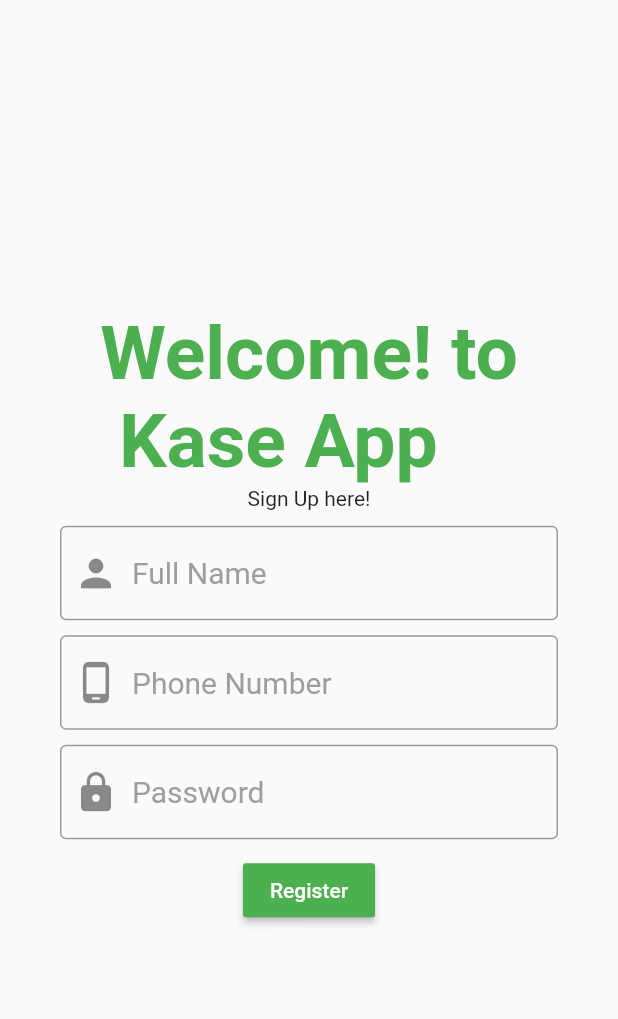
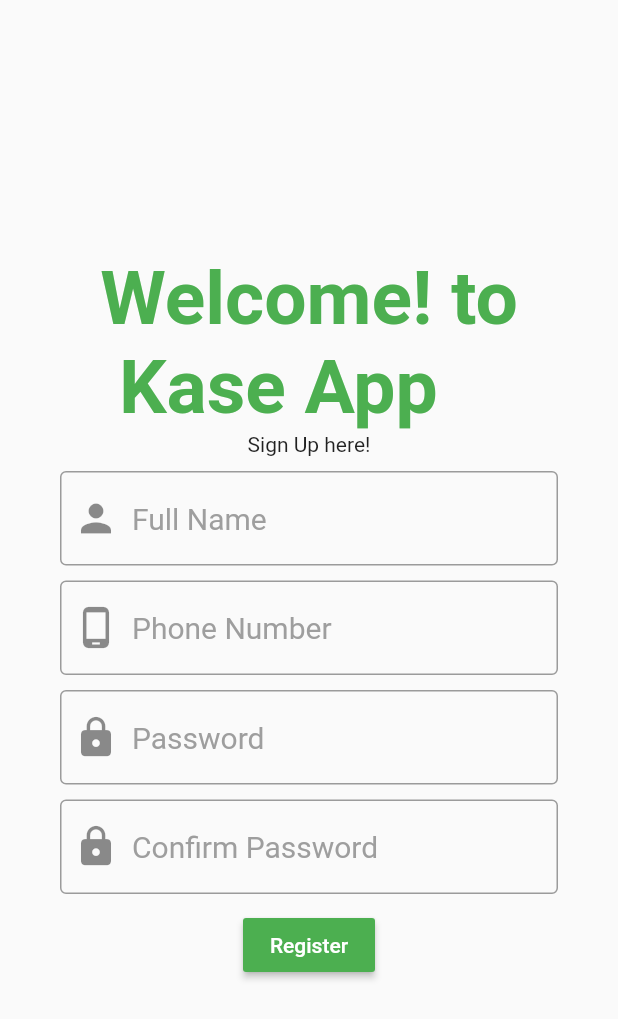
Before and after one commit to KhunSovannary/kase_app, a Flutter app: the Register screen opened directly, after a tap on "Register", on a phone screen of 412 x 824 dp. Shown: the top 1019 px of the screen. Run offline on Flutter 3.47's test engine with Material 2 defaults, Android fonts, the phone set to English and light mode, and no system bars; our stand-ins replace carousel_pro, shared_preferences; missing offline and left inert: barcode_scan; accounts and stored records are empty; network calls fail.

Commit message:
otp screen

```diff
--- a/lib/Register.dart
+++ b/lib/Register.dart
@@ -3,6 +3,10 @@ import 'package:flutter/material.dart';
 import 'package:kase_app/main.dart';
 import "package:http/http.dart" as http;
 import 'dart:convert';
+import 'package:flutter/services.dart';
+import 'package:kase_app/register_repository.dart';
+import 'package:kase_app/otp_code_repository.dart';
+import 'package:kase_app/register_repository.dart';
 // ignore: must_be_immutable
 TextEditingController _fullName = TextEditingController();
 TextEditingController _phoneNumber= TextEditingController();
@@ -15,7 +19,15 @@ class Register extends StatefulWidget {
 }
 
 class _RegisterState extends State<Register> {
+  final OtpCodeRepository otpCodeRepository = OtpCodeRepository();
+  final RegisterRepository registerRepository= RegisterRepository();
   @override
+  void initState(){
+    super.initState();
+  }
+  void dispose(){
+    super.dispose();
+  }
   Widget build(BuildContext context) {
     return Scaffold(
         body: Container(
@@ -64,7 +76,7 @@ class _RegisterState extends State<Register> {
                       color: Colors.grey
                   ),)),
               SizedBox(height: 10),
-               /* TextFormField(
+                TextFormField(
                   controller: _conpassword,
                   decoration: InputDecoration(
                   border:OutlineInputBorder(
@@ -77,25 +89,83 @@ class _RegisterState extends State<Register> {
                   ),
                 ),
               ),
-              SizedBox(height: 10),*/
+              SizedBox(height: 10),
               RaisedButton(
                 child:Text("Register"),
 
                 color: Colors.green,
-                textColor: Colors.white, onPressed: () { createData();
+                textColor: Colors.white, onPressed: () {
+                  if ( _conpassword.text == _password.text){
+                    otpCodeRepository.getOtpCode(phone:_phoneNumber.text).then((response)=>{
+                      if(!response.status) _showMyDialog(context, message: response.msg)
+                    }
+                        //  if(!response.status){
+                        //   Navigator.pop(context),
+                        //    print(response.data),
+                        //    print(response.status),
+                        //
+                        // }
+                        //  else print(response.data)}
+                       /* else
+                          // registerRepository.register(user( "2234",response.data))*/
+
+                     );
+                  }
+                  else
+                    print("not match");
                    }
               ),],),),)));
   }
 }
 
-createData () async {
-  var fullname= _fullName.text;
+Map <String,dynamic> user(String vCode,String vId) {
+  var data = {
+    'name': _fullName ,
+    'password': _password,
+    'phone': _phoneNumber,
+    'requestId': vId ,
+    'verifyCode': vCode,
+  };
+  return data;
+
+}
+
+Future<void> _showMyDialog(BuildContext context, {String message}) async {
+  return showDialog<void>(
+    context: context,
+    barrierDismissible: false, // user must tap button!
+    builder: (BuildContext context) {
+      return AlertDialog(
+        title: const Text('Login Failed !'),
+        content: SingleChildScrollView(
+          child: ListBody(
+            children:  <Widget>[
+              Text(message ?? ''),
+            ],
+          ),
+        ),
+        actions: <Widget>[
+          TextButton(
+            child: const Text('Approve'),
+            onPressed: () {
+              Navigator.of(context).pop();
+            },
+          ),
+        ],
+      );
+    },
+  );
+}
+
+/*createData () async {
+  var fullName= _fullName.text;
   var phoneNumber= _phoneNumber.text;
   var password = _password.text;
   //var conpassword = _conpassword.text;
+
   var data = jsonEncode(
         { "phone": phoneNumber,
-          "full_name":fullname,
+          "full_name":fullName,
           "password": password,
           'fcm_token':"test",
           'device_type':"Android",
@@ -112,4 +182,4 @@ createData () async {
   else
     print("Error");
 
-}
+}*/
--- /dev/null
+++ b/lib/otp_code_repository.dart
@@ -0,0 +1,27 @@
+import 'package:kase_app/response model.dart';
+import 'package:http/http.dart' as http;
+import 'dart:convert';
+class OtpCodeRepository {
+
+  Future<ResponseModel> getOtpCode({String phone}) async {
+    try {
+      final response = await http.post(
+        Uri.parse("https://apidev.chabhuoy.online/api/get-otp-code"),
+        headers: <String,String>{
+          'Content-Type': 'application/json; charset=UTF-8',
+        },
+        body: jsonEncode(<String, String>{
+          'phone': phone,
+        }),
+      );
+      return ResponseModel.fromJson(
+          jsonDecode(response.body),
+          response.statusCode == 200 ?
+          jsonDecode(response.body)['data']['verify_request_id'] : 0,
+          response.statusCode);
+    } catch (e) {
+      throw Exception('Opp there an error:$e');
+    }
+  }
+
+}
--- /dev/null
+++ b/lib/response model.dart
@@ -0,0 +1,20 @@
+class ResponseModel {
+  bool status;
+  String msg;
+  int httpCode;
+  dynamic data;
+
+  ResponseModel({
+    this.status,
+    this.msg,
+    this.data,
+    this.httpCode
+});
+  factory ResponseModel.fromJson(Map<String,dynamic> json,dynamic data, int code)=>
+      ResponseModel(
+        status: json['status'],
+        msg:json['msg']!= null? json["msg"]:json['message'],
+        httpCode: code,
+        data: data,
+      );
+}
--- a/pubspec.yaml
+++ b/pubspec.yaml
@@ -32,6 +32,7 @@ dependencies:
   barcode_scan: ^2.0.1
   shared_preferences: ^2.0.7
   firebase_messaging: ^10.0.6
+
 
 
 
```
Also changed, not shown: lib/register_repository.dart (added, +30 -0 lines).
